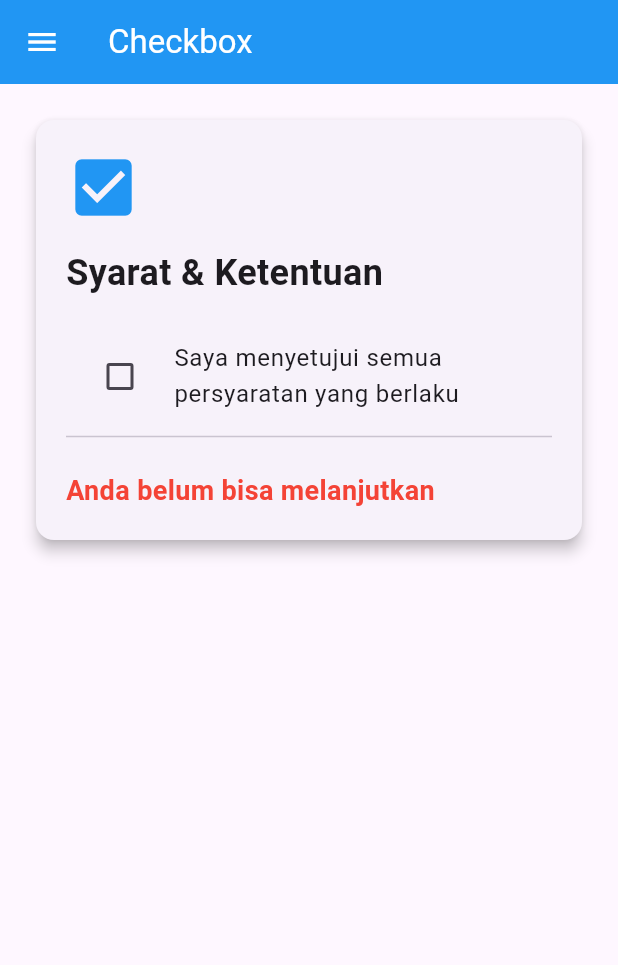
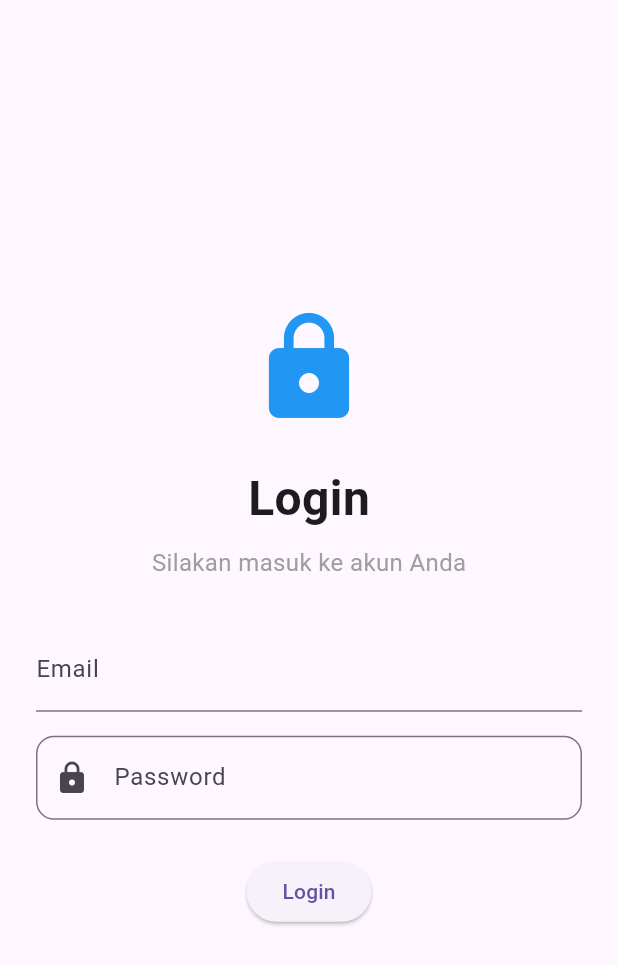
Before and after one commit to imamyunianto19a/flutter_projectimam, a Flutter app: the screen it shows after launch, on a phone screen of 412 x 824 dp. Shown: the top 965 px of the screen. Run offline on Flutter 3.47's test engine with Material 3 defaults, Android fonts, the light colour scheme and no system bars.

Commit message:
15 September 2026

```diff
--- a/lib/main.dart
+++ b/lib/main.dart
@@ -2,8 +2,7 @@
 
 import 'package:flutter/material.dart';
 import 'package:flutter_projectimam/pages/homePage.dart';
-
-
+import 'package:flutter_projectimam/pages/validasi.dart';
 
 void main() {
   runApp(const MyApp());
@@ -18,7 +17,7 @@ class MyApp extends StatelessWidget {
       debugShowCheckedModeBanner: false,
       title: 'Tugas 7 Flutter',
       theme: ThemeData(primarySwatch: Colors.blue, useMaterial3: true),
-      home: const HomePage(),
+      home: const LoginScreenDB(),
     );
   }
 }
--- /dev/null
+++ b/lib/pages/validasi.dart
@@ -0,0 +1,159 @@
+import 'package:flutter/material.dart';
+
+class LoginScreenDB extends StatefulWidget {
+  const LoginScreenDB({super.key});
+
+  @override
+  State<LoginScreenDB> createState() => _LoginScreenDBState();
+}
+
+class _LoginScreenDBState extends State<LoginScreenDB> {
+  final _formkey = GlobalKey<FormState>();
+  final emailController = TextEditingController();
+  @override
+  Widget build(BuildContext context) {
+    return Scaffold(
+      body: SafeArea(
+        child: Form(
+          key: _formkey,
+          child: Padding(
+            padding: const EdgeInsets.all(24),
+            child: Center(
+              child: SingleChildScrollView(
+                child: Column(
+                  mainAxisAlignment: MainAxisAlignment.center,
+                  children: [
+                    // =========================
+                    // ICON
+                    // =========================
+                    const Icon(Icons.lock, size: 80, color: Colors.blue),
+
+                    const SizedBox(height: 24),
+
+                    // =========================
+                    // TITLE
+                    // =========================
+                    const Text(
+                      'Login',
+                      style: TextStyle(
+                        fontSize: 32,
+                        fontWeight: FontWeight.bold,
+                      ),
+                    ),
+
+                    const SizedBox(height: 8),
+
+                    // =========================
+                    // SUBTITLE
+                    // =========================
+                    const Text(
+                      'Silakan masuk ke akun Anda',
+                      style: TextStyle(fontSize: 16, color: Colors.grey),
+                    ),
+
+                    const SizedBox(height: 32),
+
+                    // =========================
+                    // EMAIL
+                    // =========================
+                    TextFormField(
+                      controller: emailController,
+                      decoration: InputDecoration(labelText: 'Email'),
+                      validator: (value) {
+                        if (value == null || value.isEmpty) {
+                          return 'Email wajib diisi';
+                        } else if (!value.contains('@')) {
+                          return 'Format email tidak valid';
+                        }
+                        return null;
+                      },
+                    ), // TextFormField
+
+                    const SizedBox(height: 16),
+
+                    // =========================
+                    // PASSWORD
+                    // =========================
+                    TextFormField(
+                      obscureText: true,
+                      decoration: InputDecoration(
+                        labelText: 'Password',
+                        hintText: 'Masukkan password',
+                        prefixIcon: const Icon(Icons.lock),
+                        border: OutlineInputBorder(
+                          borderRadius: BorderRadius.circular(12),
+                        ),
+                      ),
+                    ),
+
+                    const SizedBox(height: 24),
+
+                    // =========================
+                    // BUTTON
+                    // =========================
+                    ElevatedButton(
+                      onPressed: () {
+                        if (_formkey.currentState!.validate()) {
+                          showDialog(
+                            context: context,
+                            builder: (_) => AlertDialog(
+                              title: Text('Data '),
+                              content: Column(
+                                mainAxisSize: MainAxisSize.min,
+                                crossAxisAlignment: CrossAxisAlignment.start,
+                                children: [
+                                  Text('Email: ${emailController.text}'),
+                                ],
+                              ), // Column
+                              actions: [
+                                TextButton(
+                                  onPressed: () {
+                                    Navigator.pop(context);
+                                    Navigator.push(
+                                      context,
+                                      MaterialPageRoute(
+                                        builder: (context) =>
+                                            HalamanTerimaKasih(
+                                              email: emailController.text,
+                                            ),
+                                      ), // MaterialPageRoute
+                                    );
+                                  },
+                                  child: Text('Lanjutkan'),
+                                ), // TextButton // TextButton
+                              ],
+                            ), // AlertDialog
+                          );
+                        }
+                      },
+                      child: const Text('Login'),
+                    ),
+                  ],
+                ),
+              ),
+            ),
+          ),
+        ),
+      ),
+    );
+  }
+}
+
+class HalamanTerimaKasih extends StatelessWidget {
+  final String email;
+  const HalamanTerimaKasih({super.key, required this.email});
+
+  @override
+  Widget build(BuildContext context) {
+    return Scaffold(
+      appBar: AppBar(title: Text('Konfirmasi')),
+      body: Center(
+        child: Text(
+          'Terima kasih, $email',
+          style: TextStyle(fontSize: 18),
+          textAlign: TextAlign.center,
+        ), // Text
+      ), // Center
+    ); // Scaffold
+  }
+}
--- /dev/null
+++ b/lib/pages/widgets/bottom_navigator.dart
@@ -0,0 +1 @@
+// TODO Implement this library.
```
Also changed, not shown: lib/pages/AboutPage.dart (added, +53 -0 lines), lib/pages/about_page.dart (added, +61 -0 lines), lib/pages/homePage.dart (+10 -0 lines), lib/pages/home_page.dart (added, +43 -0 lines), lib/widgets/bottom_navigator.dart (added, +26 -0 lines).
